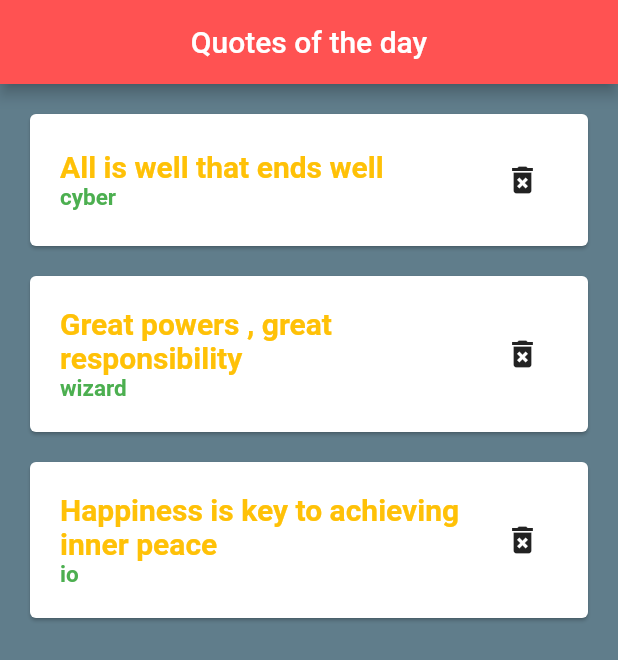
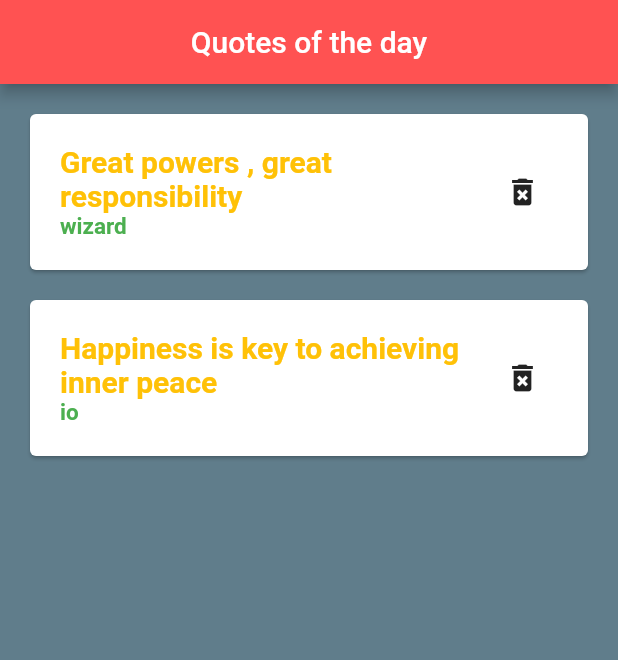
Before and after one commit to karmveerranawat/flutter_practice, a Flutter app: the screen it shows after launch, after a tap on the "delete forever" icon, on a phone screen of 412 x 824 dp. Shown: the top 660 px of the screen. Run offline on Flutter 3.47's test engine with Material 2 defaults, Android fonts, the phone set to English and light mode, and no system bars.

```diff
--- a/lib/QuoteCard.dart
+++ b/lib/QuoteCard.dart
@@ -5,7 +5,9 @@ import 'quote.dart';
 class QuoteCard extends StatelessWidget {
 
   final Quote quote;
-  QuoteCard({ required this.quote });
+  final Function delete;
+
+  QuoteCard({ required this.quote, required this.delete });
 
   @override
   Widget build(BuildContext context) {
@@ -42,7 +44,7 @@ class QuoteCard extends StatelessWidget {
             Expanded(
               flex: 1,
               child: IconButton(
-                onPressed: (){},
+                onPressed: (){ delete(); },
                 icon: const Icon(
                     Icons.delete_forever
                 ),
--- a/lib/main.dart
+++ b/lib/main.dart
@@ -22,6 +22,7 @@ class _HomeState extends State<Home> {
     Quote(quote: 'Happiness is key to achieving inner peace', author: 'io'),
   ];
 
+
   @override
   Widget build(BuildContext context) {
     return Scaffold(
@@ -33,7 +34,14 @@ class _HomeState extends State<Home> {
       backgroundColor: Colors.blueGrey,
       body: Column(
         crossAxisAlignment: CrossAxisAlignment.stretch,
-        children: quotes.map((e) => QuoteCard(quote: e,)).toList(),
+        children: quotes.map((e) => QuoteCard(
+            quote: e,
+            delete: (){
+              setState(() {
+                quotes.remove(e);
+              });
+            }
+        )).toList(),
       )
     );
   }
```
